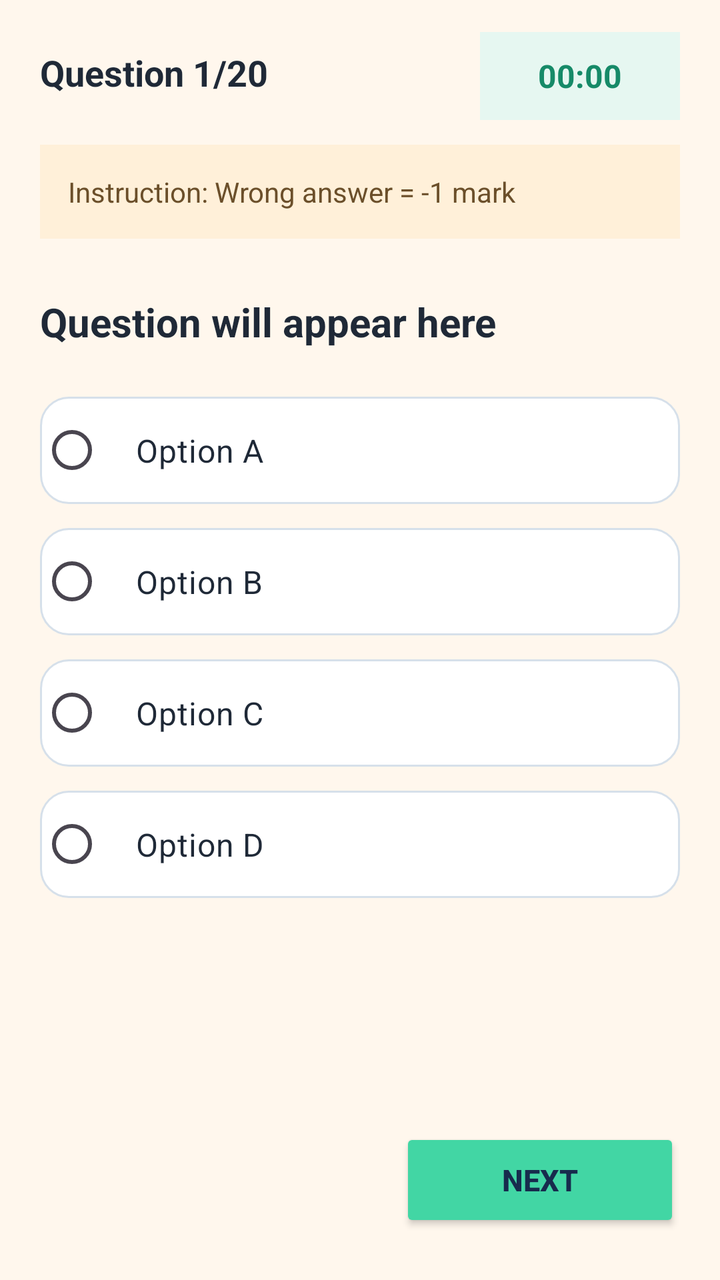
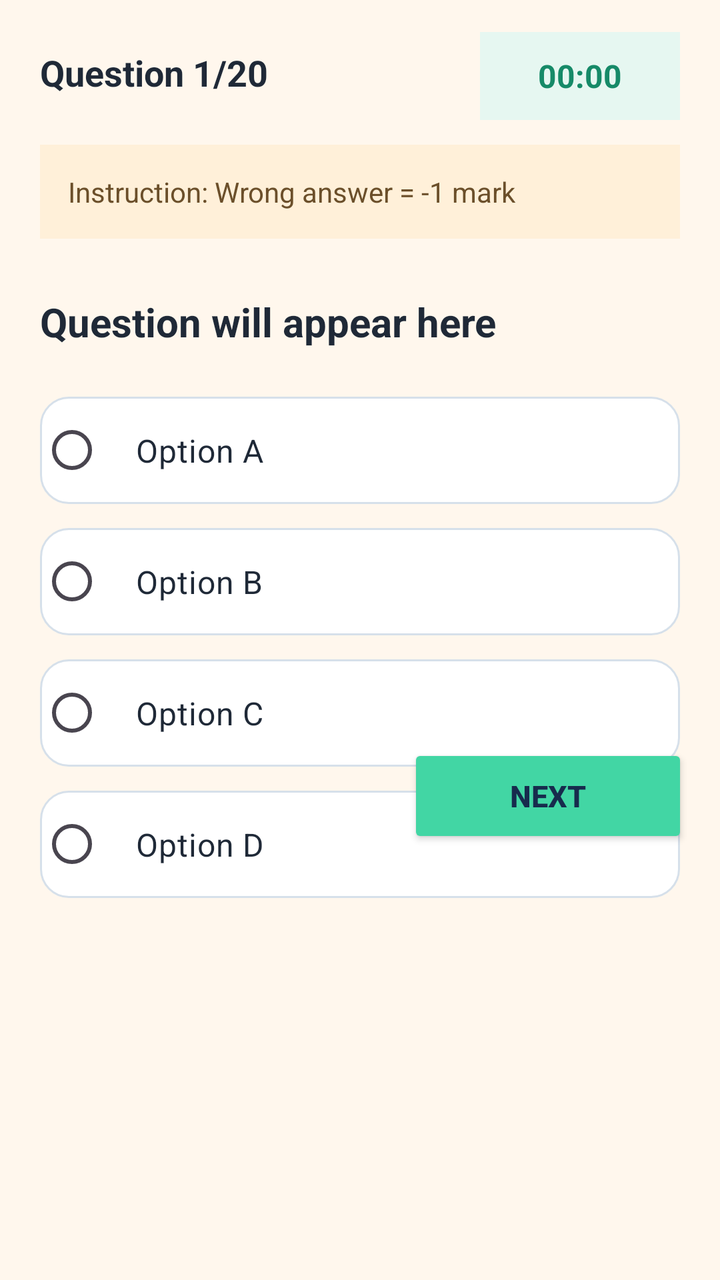

Before-and-after screenshots of an Android layout around one commit, followed by the original layout XML and the change that was made.
<!-- AndroidManifest.xml: application theme Theme.PrepMate -->
<!-- res/layout/activity_exam_page.xml -->
<?xml version="1.0" encoding="utf-8"?>
<androidx.constraintlayout.widget.ConstraintLayout
    xmlns:android="http://schemas.android.com/apk/res/android"
    xmlns:app="http://schemas.android.com/apk/res-auto"
    android:layout_width="match_parent"
    android:layout_height="match_parent"
    android:background="#FFF7ED">

    
    <TextView
        android:id="@+id/questionNumberText"
        android:layout_width="wrap_content"
        android:layout_height="wrap_content"
        android:layout_marginStart="20dp"
        android:layout_marginTop="24dp"
        android:text="Question 1/20"
        android:textColor="#1F2937"
        android:textSize="18sp"
        android:textStyle="bold"
        app:layout_constraintStart_toStartOf="parent"
        app:layout_constraintTop_toTopOf="parent" />

    
    <TextView
        android:id="@+id/timerText"
        android:layout_width="100dp"
        android:layout_height="44dp"
        android:layout_marginTop="16dp"
        android:layout_marginEnd="20dp"
        android:background="#E6F7F1"
        android:gravity="center"
        android:text="00:00"
        android:textColor="#168A68"
        android:textSize="16sp"
        android:textStyle="bold"
        app:layout_constraintEnd_toEndOf="parent"
        app:layout_constraintTop_toTopOf="parent" />

    
    <TextView
        android:id="@+id/instructionText"
        android:layout_width="0dp"
        android:layout_height="wrap_content"
        android:layout_marginStart="20dp"
        android:layout_marginTop="24dp"
        android:layout_marginEnd="20dp"
        android:background="#FFF0D9"
        android:padding="14dp"
        android:text="Instruction: Wrong answer = -1 mark"
        android:textColor="#6B4F2A"
        android:textSize="14sp"
        app:layout_constraintEnd_toEndOf="parent"
        app:layout_constraintStart_toStartOf="parent"
        app:layout_constraintTop_toBottomOf="@id/questionNumberText" />

    
    <TextView
        android:id="@+id/questionText"
        android:layout_width="0dp"
        android:layout_height="wrap_content"
        android:layout_marginStart="20dp"
        android:layout_marginTop="28dp"
        android:layout_marginEnd="20dp"
        android:text="Question will appear here"
        android:textColor="#1F2937"
        android:textSize="20sp"
        android:textStyle="bold"
        app:layout_constraintEnd_toEndOf="parent"
        app:layout_constraintStart_toStartOf="parent"
        app:layout_constraintTop_toBottomOf="@id/instructionText" />

    
    <RadioGroup
        android:id="@+id/optionsGroup"
        android:layout_width="0dp"
        android:layout_height="wrap_content"
        android:layout_marginStart="20dp"
        android:layout_marginTop="24dp"
        android:layout_marginEnd="20dp"
        android:orientation="vertical"
        app:layout_constraintEnd_toEndOf="parent"
        app:layout_constraintStart_toStartOf="parent"
        app:layout_constraintTop_toBottomOf="@id/questionText">

        
        <RadioButton
            android:id="@+id/optionA"
            android:layout_width="match_parent"
            android:layout_height="wrap_content"
            android:background="@drawable/exam_option_background"
            android:buttonTint="#168A68"
            android:padding="16dp"
            android:text="Option A"
            android:textColor="#1F2937"
            android:textSize="16sp" />

        
        <RadioButton
            android:id="@+id/optionB"
            android:layout_width="match_parent"
            android:layout_height="wrap_content"
            android:layout_marginTop="12dp"
            android:background="@drawable/exam_option_background"
            android:buttonTint="#168A68"
            android:padding="16dp"
            android:text="Option B"
            android:textColor="#1F2937"
            android:textSize="16sp" />

        
        <RadioButton
            android:id="@+id/optionC"
            android:layout_width="match_parent"
            android:layout_height="wrap_content"
            android:layout_marginTop="12dp"
            android:background="@drawable/exam_option_background"
            android:buttonTint="#168A68"
            android:padding="16dp"
            android:text="Option C"
            android:textColor="#1F2937"
            android:textSize="16sp" />

        
        <RadioButton
            android:id="@+id/optionD"
            android:layout_width="match_parent"
            android:layout_height="wrap_content"
            android:layout_marginTop="12dp"
            android:background="@drawable/exam_option_background"
            android:buttonTint="#168A68"
            android:padding="16dp"
            android:text="Option D"
            android:textColor="#1F2937"
            android:textSize="16sp" />

    </RadioGroup>

    
    <Button
        android:id="@+id/nextButton"
        android:layout_width="140dp"
        android:layout_height="52dp"
        android:layout_marginEnd="20dp"
        android:layout_marginBottom="24dp"
        android:backgroundTint="#42D6A4"
        android:text="NEXT"
        android:textColor="#172B4D"
        android:textSize="15sp"
        android:textStyle="bold"
        app:layout_constraintBottom_toBottomOf="parent"
        app:layout_constraintEnd_toEndOf="parent" />

</androidx.constraintlayout.widget.ConstraintLayout>
<!-- resources referenced by this layout -->
<resources>
  <!-- drawable exam_option_background (drawable) -->
  <?xml version="1.0" encoding="utf-8"?>
  <shape xmlns:android="http://schemas.android.com/apk/res/android"
      android:shape="rectangle">
  
      <solid android:color="#FFFFFF" />
  
      <stroke
          android:width="1dp"
          android:color="#D6E0EA" />
  
      <corners android:radius="14dp" />
  
  </shape>
  <style name="Theme.PrepMate" parent="Base.Theme.PrepMate" />
  <style name="Base.Theme.PrepMate" parent="Theme.Material3.DayNight.NoActionBar">
          
          
      </style>
</resources>

<!-- the commit's change to res/layout/activity_exam_page.xml (unified diff, before → after) -->
@@ -2,6 +2,7 @@
 <androidx.constraintlayout.widget.ConstraintLayout
     xmlns:android="http://schemas.android.com/apk/res/android"
     xmlns:app="http://schemas.android.com/apk/res-auto"
+    xmlns:tools="http://schemas.android.com/tools"
     android:layout_width="match_parent"
     android:layout_height="match_parent"
     android:background="#FFF7ED">
@@ -136,12 +137,13 @@
     </RadioGroup>
 
     
+
     <Button
         android:id="@+id/nextButton"
         android:layout_width="140dp"
         android:layout_height="52dp"
-        android:layout_marginEnd="20dp"
-        android:layout_marginBottom="24dp"
+        android:layout_marginEnd="16dp"
+        android:layout_marginBottom="216dp"
         android:backgroundTint="#42D6A4"
         android:text="NEXT"
         android:textColor="#172B4D"
@@ -150,4 +152,20 @@
         app:layout_constraintBottom_toBottomOf="parent"
         app:layout_constraintEnd_toEndOf="parent" />
 
+    <TextView
+        android:id="@+id/textView2"
+        android:layout_width="wrap_content"
+        android:layout_height="wrap_content"
+        android:layout_marginBottom="112dp"
+        android:background="@drawable/exam_option_background"
+        android:backgroundTint="#172B4DFF"
+        android:text="Bookmark this question"
+        android:textColor="#172B4D"
+        app:layout_constraintBottom_toTopOf="@+id/nextButton"
+        app:layout_constraintEnd_toEndOf="parent"
+        app:layout_constraintHorizontal_bias="0.828"
+        app:layout_constraintStart_toStartOf="parent"
+        app:layout_constraintTop_toBottomOf="@+id/optionsGroup"
+        app:layout_constraintVertical_bias="0.256" />
+
 </androidx.constraintlayout.widget.ConstraintLayout>
